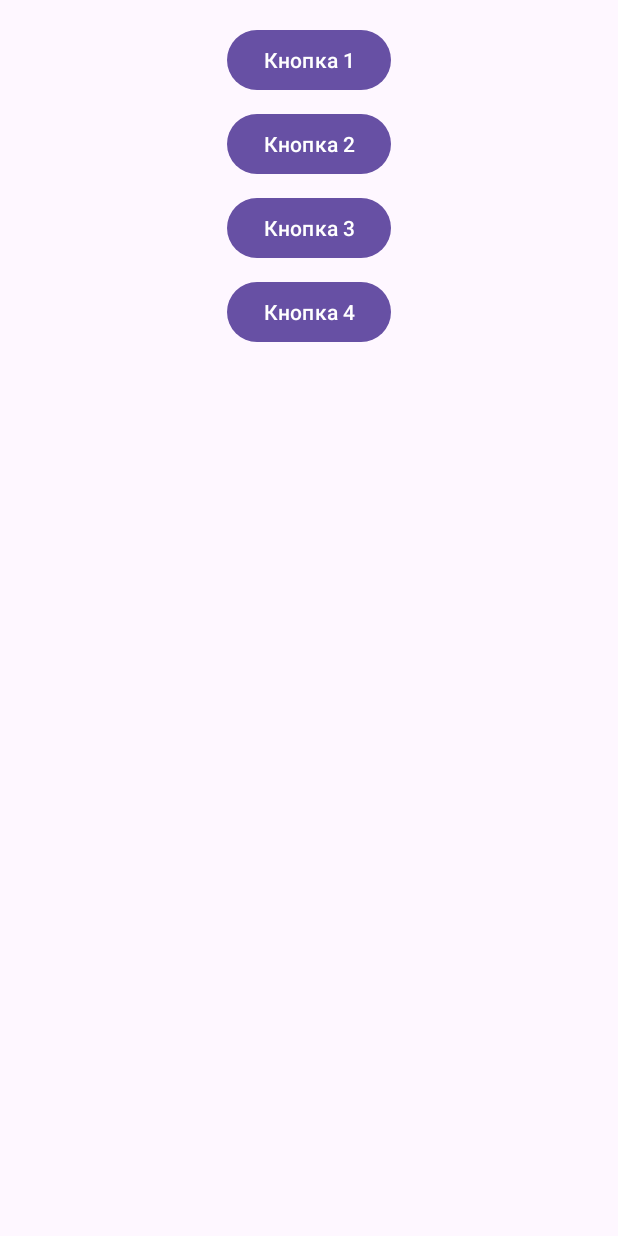
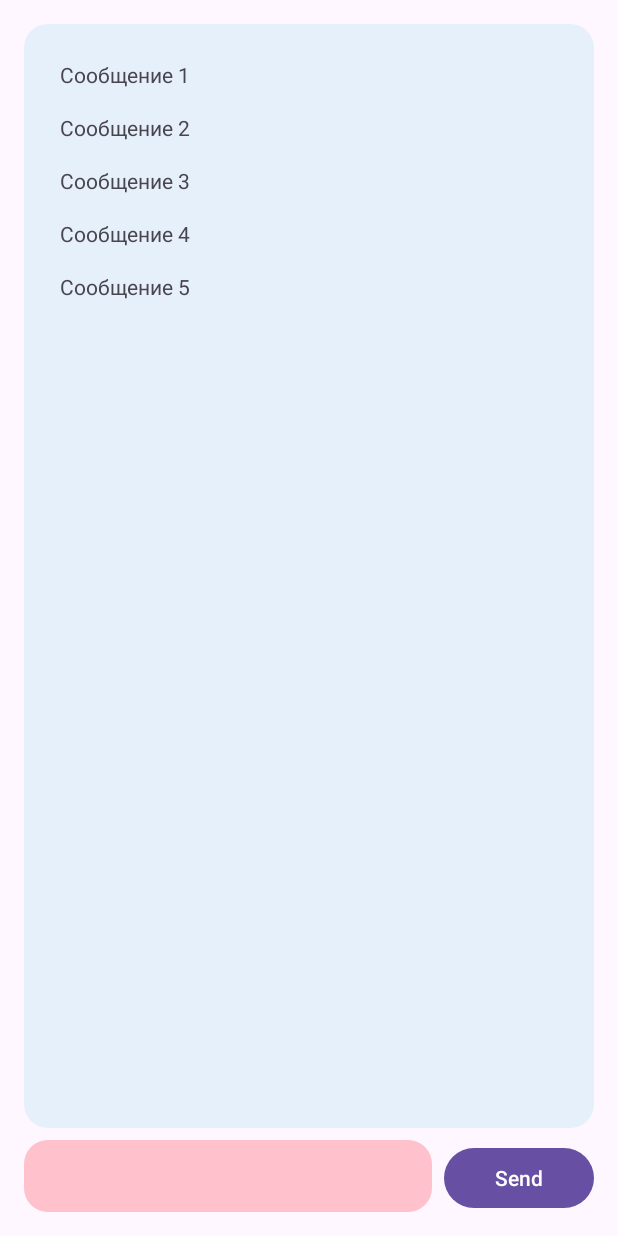
Before and after one commit to ppljc/rmp-lab-work-3, an Android app: the screen it shows after launch (MainActivity), on a phone screen of 412 x 824 dp. Run offline under Robolectric (Android 15) with nearby library versions, the phone set to English and light mode, and no system bars.

Commit message:
feat: added messages method

```diff
--- a/app/src/main/java/com/example/myapplication3/MainActivity.java
+++ b/app/src/main/java/com/example/myapplication3/MainActivity.java
@@ -3,46 +3,50 @@ package com.example.myapplication3;
 import android.os.Bundle;
 import android.view.View;
 import android.widget.Button;
-import android.widget.Toast;
+import android.widget.EditText;
+import android.widget.LinearLayout;
+import android.widget.ScrollView;
+import android.widget.TextView;
 import androidx.appcompat.app.AppCompatActivity;
 
 public class MainActivity extends AppCompatActivity {
 
+    private EditText editTextMessage;
+    private LinearLayout messageContainer;
+    private ScrollView scrollView;
+    private int messageCount = 5; // Начинаем с 5, так как уже есть 5 сообщений
+
     @Override
     protected void onCreate(Bundle savedInstanceState) {
         super.onCreate(savedInstanceState);
-        setContentView(R.layout.activity_main_alternative);
+        setContentView(R.layout.activity_main);
 
-        Button button1 = findViewById(R.id.button_1);
-        Button button2 = findViewById(R.id.button_2);
-        Button button3 = findViewById(R.id.button_3);
-        Button button4 = findViewById(R.id.button_4);
+        editTextMessage = findViewById(R.id.edit_text_message);
+        messageContainer = findViewById(R.id.message_container);
+        scrollView = findViewById(R.id.scroll_view);
+        Button sendButton = findViewById(R.id.send_button);
 
-        button1.setOnClickListener(new View.OnClickListener() {
+        sendButton.setOnClickListener(new View.OnClickListener() {
             @Override
             public void onClick(View v) {
-                Toast.makeText(MainActivity.this, "Нажата кнопка 1", Toast.LENGTH_SHORT).show();
-            }
-        });
-
-        button2.setOnClickListener(new View.OnClickListener() {
-            @Override
-            public void onClick(View v) {
-                Toast.makeText(MainActivity.this, "Нажата кнопка 2", Toast.LENGTH_SHORT).show();
-            }
-        });
-
-        button3.setOnClickListener(new View.OnClickListener() {
-            @Override
-            public void onClick(View v) {
-                Toast.makeText(MainActivity.this, "Нажата кнопка 3", Toast.LENGTH_SHORT).show();
-            }
-        });
-
-        button4.setOnClickListener(new View.OnClickListener() {
-            @Override
-            public void onClick(View v) {
-                Toast.makeText(MainActivity.this, "Нажата кнопка 4", Toast.LENGTH_SHORT).show();
+                String input = editTextMessage.getText().toString();
+                if (!input.isEmpty()) {
+                    TextView textView = new TextView(MainActivity.this);
+                    textView.setLayoutParams(new LinearLayout.LayoutParams(
+                            LinearLayout.LayoutParams.WRAP_CONTENT,
+                            LinearLayout.LayoutParams.WRAP_CONTENT));
+                    textView.setText("Message " + (++messageCount));
+                    int padding = (int) getResources().getDimension(R.dimen.padding_small);
+                    textView.setPadding(padding, padding, padding, padding);
+                    messageContainer.addView(textView);
+                    editTextMessage.setText("");
+                    scrollView.post(new Runnable() {
+                        @Override
+                        public void run() {
+                            scrollView.fullScroll(View.FOCUS_DOWN);
+                        }
+                    });
+                }
             }
         });
     }
```
